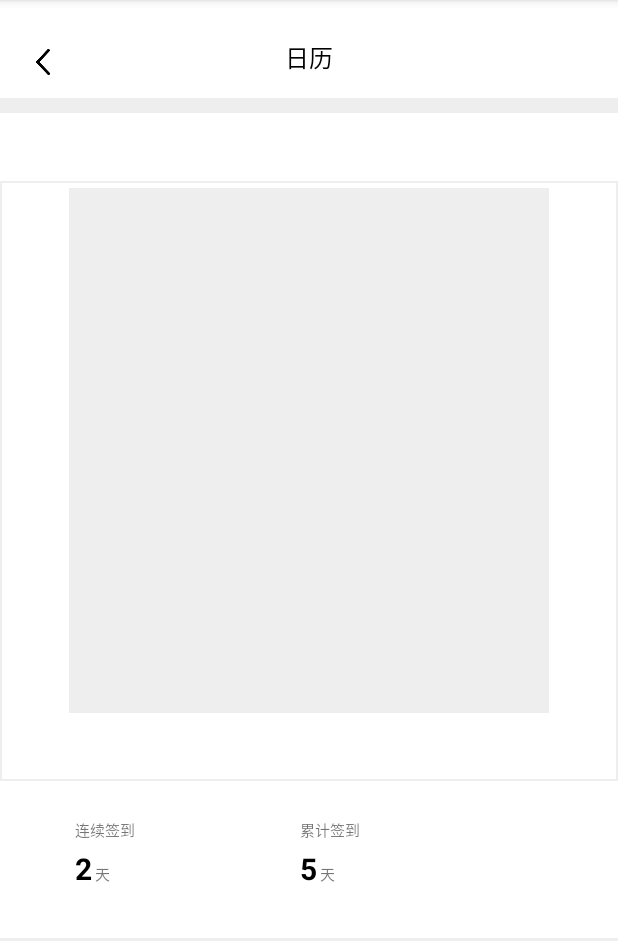
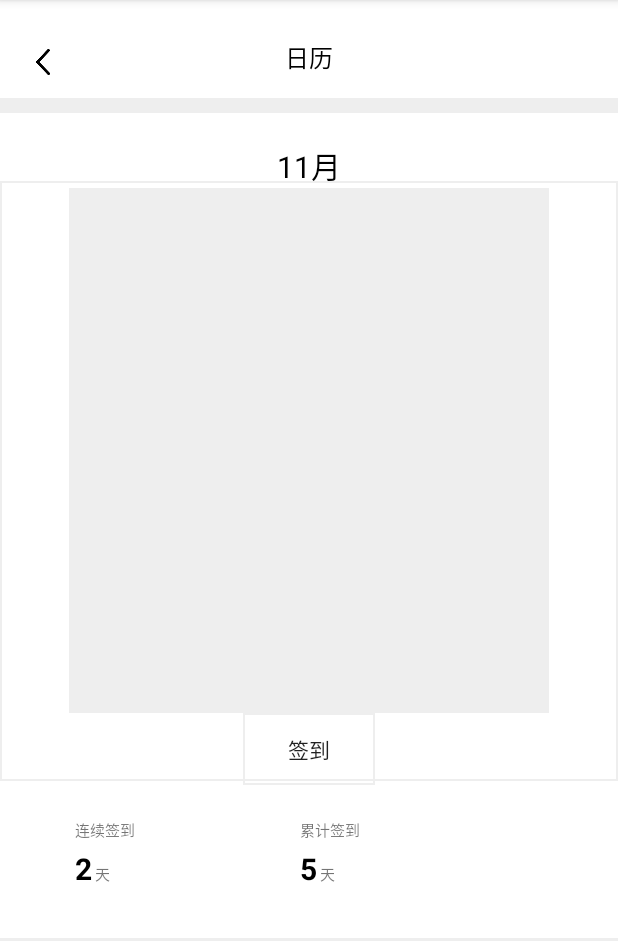
Before and after one commit to Yaobeidanci/yaobeidanci, an Android app: the CalenderActivity screen opened directly, with no data from a screen before it, on a phone screen of 412 x 824 dp, the part 84-1025 px from its top. Run offline under Robolectric (Android 15) with nearby library versions, the phone set to English and light mode, and no system bars; libraries missing offline, so code that uses them is left out: com.haibin.calendarview; plain views replace CalendarLayout, CalendarView; 13 statements that could not run were skipped.

Commit message:
修改日历ui

```diff
--- a/app/src/main/java/yaobeidanci/view/dashboard/calender/CalenderActivity.java
+++ b/app/src/main/java/yaobeidanci/view/dashboard/calender/CalenderActivity.java
@@ -10,6 +10,7 @@ import androidx.appcompat.app.AppCompatActivity;
 import yaobeidanci.view.R;
 import yaobeidanci.view.book.StudyPlan;
 
+
 import com.haibin.calendarview.Calendar;
 import com.haibin.calendarview.CalendarView;
 
@@ -17,6 +18,7 @@ public class CalenderActivity extends AppCompatActivity {
     private CalendarView calendarView;
     private TextView textView_days_seq;
     private TextView textView_days_total;
+    private TextView tv_year_month;
 
     @Override
     protected void onCreate(Bundle savedInstanceState) {
@@ -27,34 +29,45 @@ public class CalenderActivity extends AppCompatActivity {
         InitCalender();
     }
 
-    private void FindViews(){
+    private void FindViews() {
         calendarView = findViewById(R.id.calendarView);
         textView_days_seq = findViewById(R.id.textView_days_seq);
         textView_days_total = findViewById(R.id.textView_days_total);
+        tv_year_month = findViewById(R.id.tv_year_month);
     }
 
-    private void InitCalender(){
+    private void InitCalender() {
         textView_days_seq.setText(String.valueOf(2));
         textView_days_total.setText(String.valueOf(5));
         MarkDays();
     }
-    private void MarkDays(){
+
+    private void MarkDays() {
         Calendar c = new Calendar();
         c.setYear(2020);
         c.setMonth(11);
         c.setDay(30);
         calendarView.addSchemeDate(c);
-        for(int i = 0;i<3;i++){
+        for (int i = 0; i < 3; i++) {
             Calendar calendar = new Calendar();
             calendar.setYear(2020);
             calendar.setMonth(12);
-            calendar.setDay(5-i*2);
+            calendar.setDay(5 - i * 2);
             calendarView.addSchemeDate(calendar);
         }
         calendarView.setMonthView(MyCalenderView.class);
+
+        calendarView.setOnMonthChangeListener(new CalendarView.OnMonthChangeListener() {
+            @Override
+            public void onMonthChange(int year, int month) {
+                tv_year_month.setText(calendarView.getCurYear() + "年" + calendarView.getCurMonth() + "月");
+            }
+        });
+
     }
-    public void returnStudyPlan(View view){
-        Intent intent=new Intent(CalenderActivity.this, StudyPlan.class);
+
+    public void returnStudyPlan(View view) {
+        Intent intent = new Intent(CalenderActivity.this, StudyPlan.class);
         startActivity(intent);
     }
 }
--- a/app/src/main/java/yaobeidanci/view/dashboard/calender/MyCalenderView.java
+++ b/app/src/main/java/yaobeidanci/view/dashboard/calender/MyCalenderView.java
@@ -95,14 +95,14 @@ public class MyCalenderView extends MonthView {
 
             //绘制圆圈
             mSelectedPaint.setColor(Color.rgb(255, 120, 100));
-            canvas.drawCircle(x + mPadding + 65, y + mPadding + 55, mRadio, mSelectedPaint);
+            canvas.drawCircle(x + mItemWidth - mRadio, y + mItemHeight - mRadio, mRadio, mSelectedPaint);
             //绘制日期
             mSchemeTextPaint.setColor(Color.WHITE);
             canvas.drawText(date, cx, mTextBaseLine + top, mSchemeTextPaint);
         } else {
 
             canvas.drawText(date, cx, mTextBaseLine + top,
-                            calendar.isCurrentMonth() ? mCurMonthTextPaint : mOtherMonthTextPaint);
+                    calendar.isCurrentMonth() ? mCurMonthTextPaint : mOtherMonthTextPaint);
 
             canvas.drawText(calendar.getLunar(), cx, mTextBaseLine + y + mItemHeight / 10, mCurMonthLunarTextPaint);
 
--- a/app/src/main/res/layout/layout_dashboard_calender.xml
+++ b/app/src/main/res/layout/layout_dashboard_calender.xml
@@ -44,6 +44,16 @@
         android:background="@color/white"
         android:layout_marginTop="75dp">
 
+        <TextView
+            android:id="@+id/tv_year_month"
+            android:layout_marginTop="20dp"
+            android:layout_width="match_parent"
+            android:layout_height="wrap_content"
+            android:gravity="center_horizontal"
+            android:textColor="#000"
+            android:textSize="20sp"
+            android:text="11月"/>
+
         <com.haibin.calendarview.CalendarLayout
             android:layout_marginTop="50dp"
             android:layout_width="320dp"
@@ -62,7 +72,7 @@
                 app:current_month_lunar_text_color="#CFCFCF"
                 app:min_year="2020"
                 app:min_year_month="11"
-                app:max_year_month="12"
+                app:max_year_month="202012"
                 app:max_year="2020"
                 app:lunar_text_size="0dp"
                 app:other_month_text_color="#fff"
@@ -83,6 +93,14 @@
                 android:orientation="vertical"
                 tools:ignore="KeyboardInaccessibleWidget"/>
         </com.haibin.calendarview.CalendarLayout>
+
+        <Button
+            android:layout_width="wrap_content"
+            android:layout_height="wrap_content"
+            android:text="签到"
+            android:background="@drawable/frame"
+            android:layout_centerHorizontal="true"
+            android:layout_marginTop="400dp" />
 
         <View
             android:layout_width="match_parent"
```
